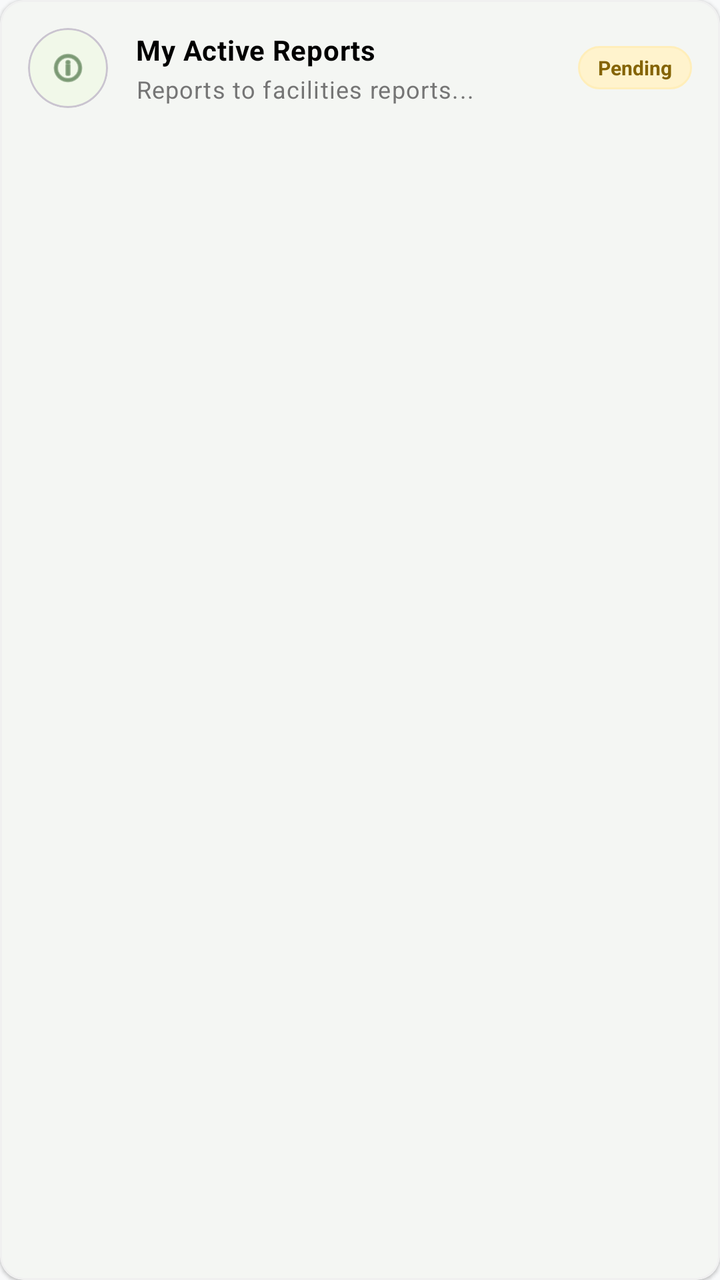
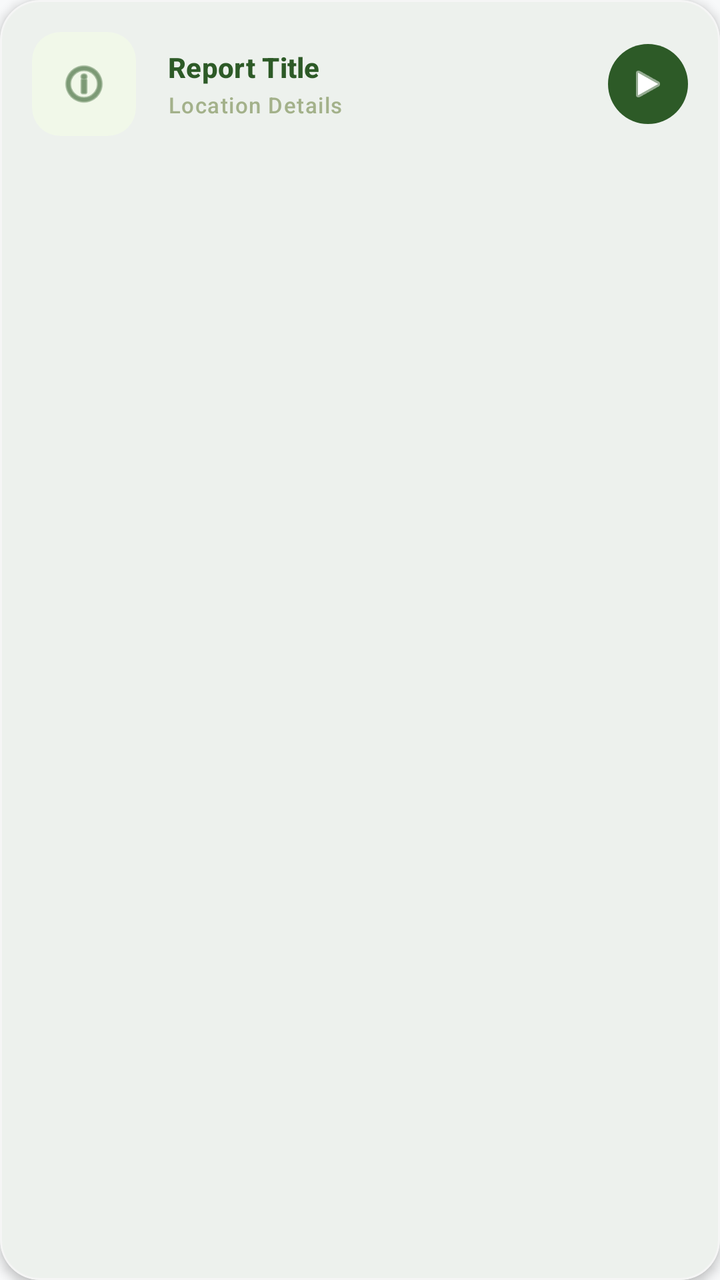

Compare the two renders of this Android layout. The source of the first and the diff that turns it into the second are given below.
<!-- AndroidManifest.xml: application theme Theme.CampusAlert -->
<!-- res/layout/item_report.xml -->
<?xml version="1.0" encoding="utf-8"?>
<com.google.android.material.card.MaterialCardView xmlns:android="http://schemas.android.com/apk/res/android"
    xmlns:app="http://schemas.android.com/apk/res-auto"
    android:layout_width="match_parent"
    android:layout_height="wrap_content"
    android:layout_marginBottom="10dp"
    app:cardCornerRadius="12dp"
    app:cardElevation="1dp"
    app:strokeWidth="1dp"
    app:strokeColor="#F0F0F0">

    <LinearLayout
        android:layout_width="match_parent"
        android:layout_height="wrap_content"
        android:gravity="center_vertical"
        android:orientation="horizontal"
        android:padding="14dp">

        <com.google.android.material.card.MaterialCardView
            android:layout_width="40dp"
            android:layout_height="40dp"
            app:cardCornerRadius="20dp"
            app:cardBackgroundColor="#F1F8E9"
            app:cardElevation="0dp">
            <ImageView
                android:id="@+id/status_icon"
                android:layout_width="20dp"
                android:layout_height="20dp"
                android:layout_gravity="center"
                android:src="@android:drawable/ic_menu_info_details"
                app:tint="@color/forest_green" />
        </com.google.android.material.card.MaterialCardView>

        <LinearLayout
            android:layout_width="0dp"
            android:layout_height="wrap_content"
            android:layout_marginStart="14dp"
            android:layout_weight="1"
            android:orientation="vertical">

            <TextView
                android:id="@+id/report_title"
                android:layout_width="wrap_content"
                android:layout_height="wrap_content"
                android:text="My Active Reports"
                android:textAppearance="@style/TextAppearance.Material3.BodyMedium"
                android:textColor="@color/black"
                android:textStyle="bold" />

            <TextView
                android:id="@+id/report_building"
                android:layout_width="wrap_content"
                android:layout_height="wrap_content"
                android:layout_marginTop="2dp"
                android:text="Reports to facilities reports..."
                android:textAppearance="@style/TextAppearance.Material3.BodySmall"
                android:textColor="#757575" />
        </LinearLayout>

        <TextView
            android:id="@+id/status_pill"
            android:layout_width="wrap_content"
            android:layout_height="wrap_content"
            android:background="@drawable/bg_pill_pending"
            android:paddingHorizontal="10dp"
            android:paddingVertical="4dp"
            android:text="Pending"
            android:textColor="#856404"
            android:textStyle="bold"
            android:textSize="10sp" />
    </LinearLayout>
</com.google.android.material.card.MaterialCardView>
<!-- resources referenced by this layout -->
<resources>
  <color name="black">#FF000000</color>
  <color name="forest_green">#2D5A27</color>
  <!-- drawable bg_pill_pending (drawable) -->
  <?xml version="1.0" encoding="utf-8"?>
  <shape xmlns:android="http://schemas.android.com/apk/res/android">
      <solid android:color="#FFF3CD"/>
      <corners android:radius="16dp"/>
      <stroke android:width="1dp" android:color="#FFEEBA"/>
  </shape>
  <style name="Theme.CampusAlert" parent="Base.Theme.CampusAlert" />
  <style name="Base.Theme.CampusAlert" parent="Theme.Material3.DayNight.NoActionBar">
          
          <item name="colorPrimary">@color/primary</item>
          <item name="colorOnPrimary">@color/onPrimary</item>
          
          <item name="colorSecondary">@color/secondary</item>
          <item name="colorOnSecondary">@color/onSecondary</item>
          
          <item name="android:statusBarColor">?attr/colorPrimary</item>
          
          <item name="android:windowBackground">@color/background</item>
          <item name="colorSurface">@color/surface</item>
          
          
          <item name="shapeAppearanceLargeComponent">@style/ShapeAppearance.CampusAlert.Large</item>
          <item name="shapeAppearanceMediumComponent">@style/ShapeAppearance.CampusAlert.Medium</item>
      </style>
  <color name="primary">@color/forest_green</color>
  <color name="onPrimary">@color/white</color>
  <color name="secondary">@color/sage_green</color>
  <color name="onSecondary">@color/black</color>
  <color name="background">@color/light_gray</color>
  <color name="surface">@color/white</color>
  <style name="ShapeAppearance.CampusAlert.Large" parent="ShapeAppearance.Material3.LargeComponent">
          <item name="cornerSize">16dp</item>
      </style>
  <style name="ShapeAppearance.CampusAlert.Medium" parent="ShapeAppearance.Material3.MediumComponent">
          <item name="cornerSize">12dp</item>
      </style>
  <color name="white">#FFFFFFFF</color>
  <color name="sage_green">#A3B18A</color>
  <color name="light_gray">#F8F9FA</color>
</resources>

<!-- the commit's change to res/layout/item_report.xml (unified diff, before → after) -->
@@ -3,38 +3,44 @@
     xmlns:app="http://schemas.android.com/apk/res-auto"
     android:layout_width="match_parent"
     android:layout_height="wrap_content"
-    android:layout_marginBottom="10dp"
-    app:cardCornerRadius="12dp"
-    app:cardElevation="1dp"
+    android:layout_marginHorizontal="16dp"
+    android:layout_marginVertical="6dp"
+    app:cardCornerRadius="20dp"
+    app:cardElevation="3dp"
     app:strokeWidth="1dp"
-    app:strokeColor="#F0F0F0">
+    app:strokeColor="#F5F5F5"
+    app:cardBackgroundColor="@color/white">
 
     <LinearLayout
         android:layout_width="match_parent"
         android:layout_height="wrap_content"
         android:gravity="center_vertical"
         android:orientation="horizontal"
-        android:padding="14dp">
+        android:padding="16dp">
 
+        
         <com.google.android.material.card.MaterialCardView
-            android:layout_width="40dp"
-            android:layout_height="40dp"
-            app:cardCornerRadius="20dp"
+            android:id="@+id/icon_container"
+            android:layout_width="52dp"
+            android:layout_height="52dp"
+            app:cardCornerRadius="14dp"
             app:cardBackgroundColor="#F1F8E9"
-            app:cardElevation="0dp">
+            app:cardElevation="0dp"
+            app:strokeWidth="0dp">
             <ImageView
                 android:id="@+id/status_icon"
-                android:layout_width="20dp"
-                android:layout_height="20dp"
+                android:layout_width="26dp"
+                android:layout_height="26dp"
                 android:layout_gravity="center"
                 android:src="@android:drawable/ic_menu_info_details"
                 app:tint="@color/forest_green" />
         </com.google.android.material.card.MaterialCardView>
 
+        
         <LinearLayout
             android:layout_width="0dp"
             android:layout_height="wrap_content"
-            android:layout_marginStart="14dp"
+            android:layout_marginStart="16dp"
             android:layout_weight="1"
             android:orientation="vertical">
 
@@ -42,31 +48,36 @@
                 android:id="@+id/report_title"
                 android:layout_width="wrap_content"
                 android:layout_height="wrap_content"
-                android:text="My Active Reports"
-                android:textAppearance="@style/TextAppearance.Material3.BodyMedium"
-                android:textColor="@color/black"
+                android:text="Report Title"
+                android:textAppearance="@style/TextAppearance.Material3.TitleSmall"
+                android:textColor="@color/forest_green"
                 android:textStyle="bold" />
 
             <TextView
                 android:id="@+id/report_building"
                 android:layout_width="wrap_content"
                 android:layout_height="wrap_content"
-                android:layout_marginTop="2dp"
-                android:text="Reports to facilities reports..."
-                android:textAppearance="@style/TextAppearance.Material3.BodySmall"
-                android:textColor="#757575" />
+                android:text="Location Details"
+                android:textAppearance="@style/TextAppearance.Material3.LabelSmall"
+                android:textColor="@color/sage_green"
+                android:layout_marginTop="2dp" />
         </LinearLayout>
 
-        <TextView
+        
+        <com.google.android.material.button.MaterialButton
             android:id="@+id/status_pill"
-            android:layout_width="wrap_content"
-            android:layout_height="wrap_content"
-            android:background="@drawable/bg_pill_pending"
-            android:paddingHorizontal="10dp"
-            android:paddingVertical="4dp"
-            android:text="Pending"
-            android:textColor="#856404"
-            android:textStyle="bold"
-            android:textSize="10sp" />
+            style="@style/Widget.Material3.Button.IconButton.Filled"
+            android:layout_width="40dp"
+            android:layout_height="40dp"
+            android:insetLeft="0dp"
+            android:insetTop="0dp"
+            android:insetRight="0dp"
+            android:insetBottom="0dp"
+            app:icon="@android:drawable/ic_media_play"
+            app:iconSize="20dp"
+            app:iconTint="@color/white"
+            app:backgroundTint="@color/forest_green"
+            app:shapeAppearanceOverlay="@style/ShapeAppearance.Material3.Corner.Full" />
+
     </LinearLayout>
 </com.google.android.material.card.MaterialCardView>
<!-- resource entries referenced after the edit -->
@@ -2,13 +2,6 @@
 <resources>
   <color name="black">#FF000000</color>
   <color name="forest_green">#2D5A27</color>
-  <!-- drawable bg_pill_pending (drawable) -->
-  <?xml version="1.0" encoding="utf-8"?>
-  <shape xmlns:android="http://schemas.android.com/apk/res/android">
-      <solid android:color="#FFF3CD"/>
-      <corners android:radius="16dp"/>
-      <stroke android:width="1dp" android:color="#FFEEBA"/>
-  </shape>
   <style name="Theme.CampusAlert" parent="Base.Theme.CampusAlert" />
   <style name="Base.Theme.CampusAlert" parent="Theme.Material3.DayNight.NoActionBar">
           
